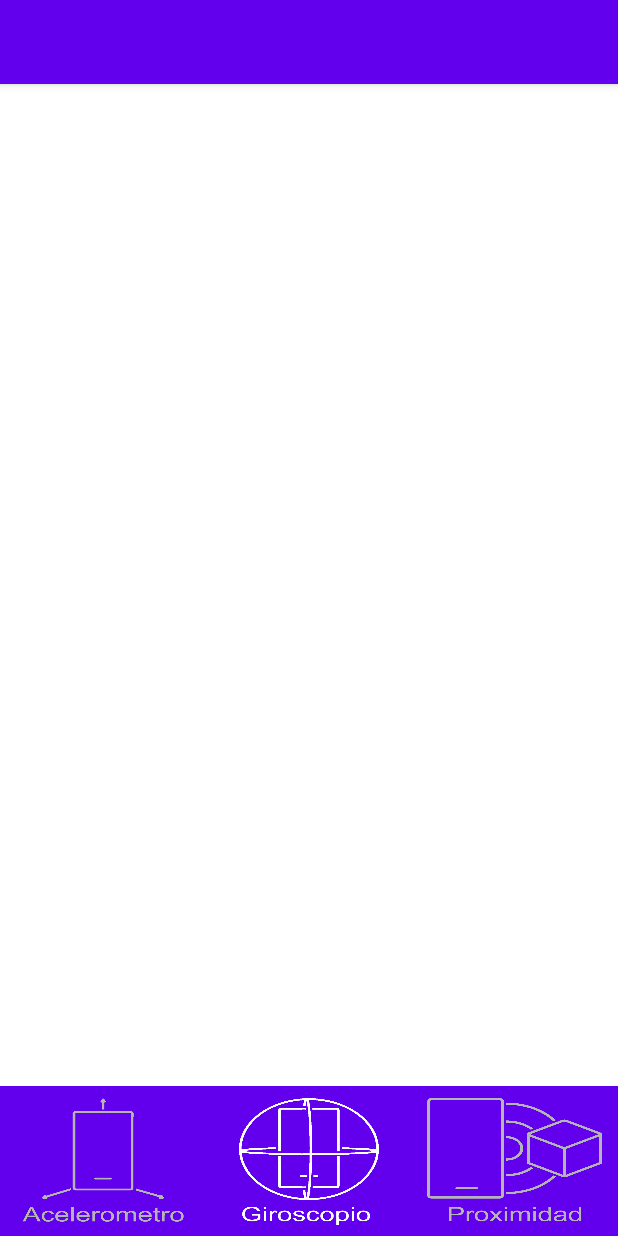
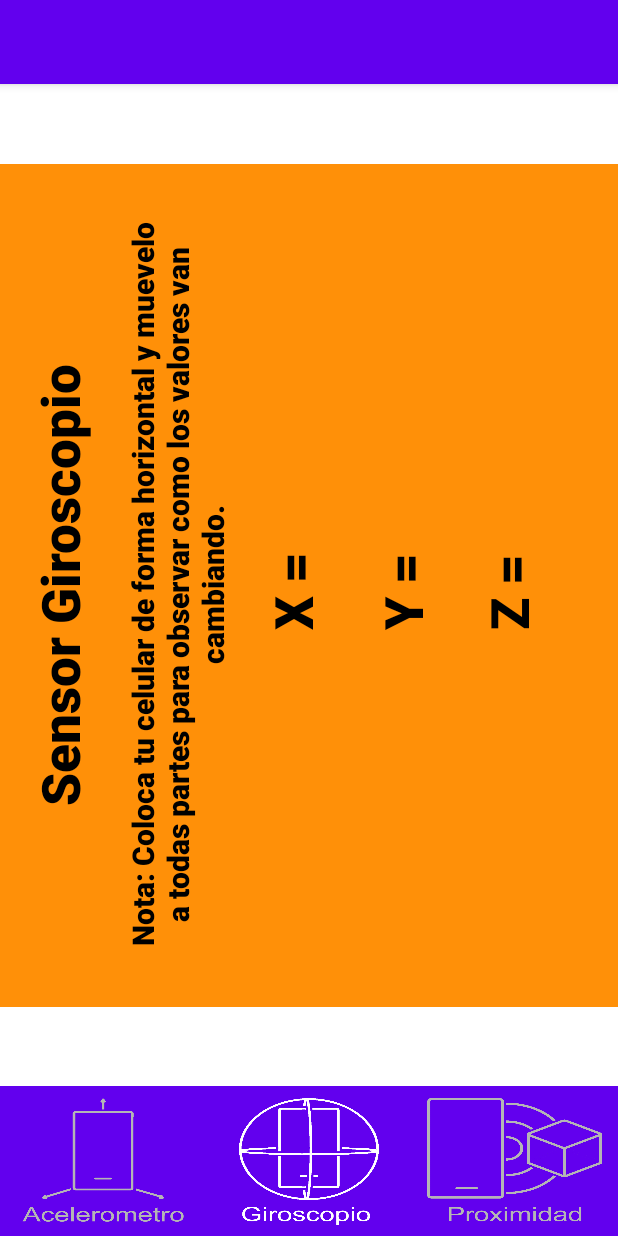
Before and after one commit to JoseACastilloH/ProyectoFinalHPA, an Android app: the MenuActivity screen opened directly, with no data from a screen before it, after a tap on an icon or button, on a phone screen of 412 x 824 dp. Run offline under Robolectric (Android 15) with nearby library versions, the light colour scheme and no system bars.

Commit message:
Implementación del Giroscopio

```diff
--- /dev/null
+++ b/ProyectoFinal_Castillo_Lan_Morn/app/src/main/java/com/example/proyectofinal_castillo_lan_morn/GyroscopeFragment.java
@@ -0,0 +1,118 @@
+package com.example.proyectofinal_castillo_lan_morn;
+
+import android.hardware.Sensor;
+import android.hardware.SensorEvent;
+import android.hardware.SensorEventListener;
+import android.hardware.SensorManager;
+import android.os.Bundle;
+
+import androidx.fragment.app.Fragment;
+
+import android.view.LayoutInflater;
+import android.view.View;
+import android.view.ViewGroup;
+import android.widget.TextView;
+
+/**
+ * A simple {@link Fragment} subclass.
+ * Use the {@link GyroscopeFragment#newInstance} factory method to
+ * create an instance of this fragment.
+ */
+public class GyroscopeFragment extends Fragment {
+    TextView textX, textY, textZ;
+    private SensorManager sensorManager;
+    Sensor sensor;
+
+    // TODO: Rename parameter arguments, choose names that match
+    // the fragment initialization parameters, e.g. ARG_ITEM_NUMBER
+    private static final String ARG_PARAM1 = "param1";
+    private static final String ARG_PARAM2 = "param2";
+
+    // TODO: Rename and change types of parameters
+    private String mParam1;
+    private String mParam2;
+
+    public GyroscopeFragment() {
+        // Required empty public constructor
+    }
+
+    /**
+     * Use this factory method to create a new instance of
+     * this fragment using the provided parameters.
+     *
+     * @param param1 Parameter 1.
+     * @param param2 Parameter 2.
+     * @return A new instance of fragment GyroscopeFragment.
+     */
+    // TODO: Rename and change types and number of parameters
+    public static GyroscopeFragment newInstance(String param1, String param2) {
+        GyroscopeFragment fragment = new GyroscopeFragment();
+        Bundle args = new Bundle();
+        args.putString(ARG_PARAM1, param1);
+        args.putString(ARG_PARAM2, param2);
+        fragment.setArguments(args);
+        return fragment;
+    }
+
+    @Override
+    public void onCreate(Bundle savedInstanceState) {
+        super.onCreate(savedInstanceState);
+        if (getArguments() != null) {
+            mParam1 = getArguments().getString(ARG_PARAM1);
+            mParam2 = getArguments().getString(ARG_PARAM2);
+        }
+    }
+
+    @Override
+    public View onCreateView(LayoutInflater inflater, ViewGroup container,
+                             Bundle savedInstanceState) {
+        // Inflate the layout for this fragment
+        return inflater.inflate(R.layout.fragment_gyroscope, container, false);
+
+    }
+
+    @Override
+    public void onViewCreated(View view, Bundle savedInstanceState) {
+        super.onViewCreated(view, savedInstanceState);
+
+        sensor = sensorManager.getDefaultSensor(Sensor.TYPE_GYROSCOPE);
+
+        textX = view.findViewById(R.id.tvX);
+        textY = view.findViewById(R.id.tvY);
+        textZ = view.findViewById(R.id.tvZ);
+    }
+
+    public void setSensor(SensorManager sensor){
+        sensorManager = sensor;
+    }
+
+    public void onResume(){
+        super.onResume();
+        sensorManager.registerListener(gyrolistener,sensor,SensorManager.SENSOR_DELAY_FASTEST);
+
+    }
+
+    public void onStop(){
+        super.onStop();
+        sensorManager.unregisterListener(gyrolistener);
+    }
+
+    public SensorEventListener gyrolistener = new SensorEventListener() {
+        @Override
+        public void onSensorChanged(SensorEvent sensorEvent) {
+            float x = sensorEvent.values[0];
+            float y = sensorEvent.values[1];
+            float z = sensorEvent.values[2];
+
+            textX.setText("X: " + (int) x);
+            textY.setText("Y: " + (int) y);
+            textZ.setText("Z: " + (int) z);
+        }
+
+        @Override
+        public void onAccuracyChanged(Sensor sensor, int i) {
+
+        }
+    };
+
+}
--- a/ProyectoFinal_Castillo_Lan_Morn/app/src/main/java/com/example/proyectofinal_castillo_lan_morn/MenuActivity.java
+++ b/ProyectoFinal_Castillo_Lan_Morn/app/src/main/java/com/example/proyectofinal_castillo_lan_morn/MenuActivity.java
@@ -74,6 +74,14 @@ public class MenuActivity extends AppCompatActivity {
                 btnGiroscopio.setForeground(drwGiroBlanco);
                 btnProximidad.setForeground(drwProxGris);
 
+                SensorManager sensor = (SensorManager) getSystemService(Context.SENSOR_SERVICE);
+
+                GyroscopeFragment proFrag = new GyroscopeFragment();
+                proFrag.setSensor(sensor);
+
+                FragmentTransaction ft = getSupportFragmentManager().beginTransaction();
+                ft.replace(R.id.fragView, proFrag);
+                ft.commit();
             }
         });
 
--- /dev/null
+++ b/ProyectoFinal_Castillo_Lan_Morn/app/src/main/res/layout/fragment_gyroscope.xml
@@ -0,0 +1,106 @@
+<?xml version="1.0" encoding="utf-8"?>
+<FrameLayout xmlns:android="http://schemas.android.com/apk/res/android"
+    xmlns:tools="http://schemas.android.com/tools"
+    android:layout_width="match_parent"
+    android:layout_height="match_parent"
+    tools:context=".GyroscopeFragment">
+
+    <!-- TODO: Update blank fragment layout -->
+    <androidx.constraintlayout.widget.ConstraintLayout xmlns:android="http://schemas.android.com/apk/res/android"
+        xmlns:app="http://schemas.android.com/apk/res-auto"
+        xmlns:tools="http://schemas.android.com/tools"
+        android:layout_width="match_parent"
+        android:layout_height="match_parent"
+        tools:context=".MainActivity"
+        android:background="#FF9008"
+        android:orientation="vertical">
+
+
+        <TextView
+            android:id="@+id/tvtitulo"
+            android:layout_width="730dp"
+            android:layout_height="178dp"
+            android:fontFamily="sans-serif-black"
+            android:rotation="-90"
+            android:text="Sensor Giroscopio"
+            android:textAlignment="center"
+            android:textColor="#000000"
+            android:textSize="35dp"
+            app:layout_constraintBottom_toBottomOf="parent"
+            app:layout_constraintEnd_toEndOf="parent"
+            app:layout_constraintHorizontal_bias="0.821"
+            app:layout_constraintStart_toStartOf="parent"
+            app:layout_constraintTop_toTopOf="parent"
+            app:layout_constraintVertical_bias="0.499" />
+
+        <TextView
+            android:id="@+id/tvnota"
+            android:layout_width="544dp"
+            android:layout_height="214dp"
+            android:fontFamily="sans-serif-black"
+            android:rotation="-90"
+            android:text="Nota: Coloca tu celular de forma horizontal y muevelo a todas partes para observar como los valores van cambiando."
+            android:textAlignment="center"
+            android:textColor="#000000"
+            android:textSize="20sp"
+            app:layout_constraintBottom_toBottomOf="parent"
+            app:layout_constraintEnd_toEndOf="parent"
+            app:layout_constraintHorizontal_bias="0.646"
+            app:layout_constraintStart_toStartOf="parent"
+            app:layout_constraintTop_toTopOf="parent"
+            app:layout_constraintVertical_bias="0.499" />
+
+        <TextView
+            android:id="@+id/tvX"
+            android:layout_width="123dp"
+            android:layout_height="70dp"
+            android:fontFamily="sans-serif-black"
+            android:rotation="-90"
+            android:text="X = "
+            android:textAlignment="center"
+            android:textColor="#000000"
+            android:textSize="35dp"
+            app:layout_constraintBottom_toBottomOf="parent"
+            app:layout_constraintEnd_toEndOf="parent"
+            app:layout_constraintStart_toStartOf="parent"
+            app:layout_constraintTop_toTopOf="parent"
+            app:layout_constraintVertical_bias="0.499" />
+
+        <TextView
+            android:id="@+id/tvY"
+            android:layout_width="123dp"
+            android:layout_height="70dp"
+            android:fontFamily="sans-serif-black"
+            android:rotation="-90"
+            android:text="Y = "
+            android:textAlignment="center"
+            android:textColor="#000000"
+            android:textSize="35dp"
+            app:layout_constraintBottom_toBottomOf="parent"
+            app:layout_constraintEnd_toEndOf="parent"
+            app:layout_constraintHorizontal_bias="0.756"
+            app:layout_constraintStart_toStartOf="parent"
+            app:layout_constraintTop_toTopOf="parent"
+            app:layout_constraintVertical_bias="0.499" />
+
+        <TextView
+            android:id="@+id/tvZ"
+            android:layout_width="123dp"
+            android:layout_height="70dp"
+            android:fontFamily="sans-serif-black"
+            android:rotation="-90"
+            android:text="Z = "
+            android:textAlignment="center"
+            android:textColor="#000000"
+            android:textSize="35dp"
+            app:layout_constraintBottom_toBottomOf="parent"
+            app:layout_constraintEnd_toEndOf="parent"
+            app:layout_constraintHorizontal_bias="1.0"
+            app:layout_constraintStart_toStartOf="parent"
+            app:layout_constraintTop_toTopOf="parent" />
+
+
+    </androidx.constraintlayout.widget.ConstraintLayout>
+
+
+</FrameLayout>
```
